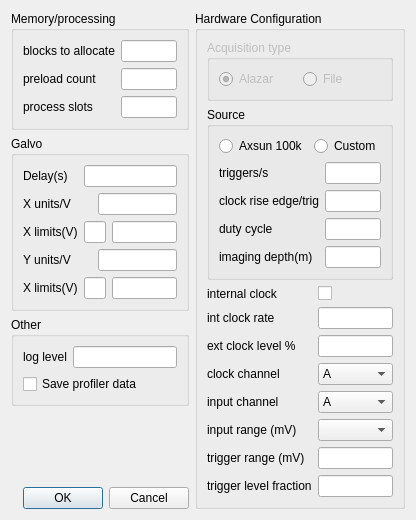
djsperka/vortup, file VtxEngineParamsDialog.ui: the form before one commit.
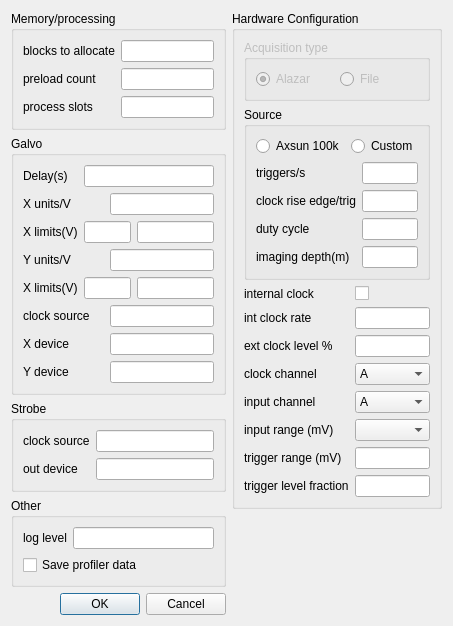
The form after the commit. Custom widgets are drawn as their Qt base class.

Commit message: Add galvo and strobe clock source and output devices to dialog. Already in config file. Closes #18.

The edit to the form file:
```diff
--- a/VtxEngineParamsDialog.ui
+++ b/VtxEngineParamsDialog.ui
@@ -6,8 +6,8 @@
    <rect>
     <x>0</x>
     <y>0</y>
-    <width>416</width>
-    <height>468</height>
+    <width>453</width>
+    <height>568</height>
    </rect>
   </property>
   <property name="windowTitle">
@@ -71,7 +71,7 @@
         <item row="0" column="1" colspan="3">
          <widget class="QLineEdit" name="lineEditGalvoDelay"/>
         </item>
-        <item row="1" column="0" colspan="2">
+        <item row="1" column="0">
          <widget class="QLabel" name="label_4">
           <property name="text">
            <string>X units/V</string>
@@ -125,6 +125,65 @@
           </property>
          </widget>
         </item>
+        <item row="5" column="0" colspan="2">
+         <widget class="QLabel" name="label_7">
+          <property name="text">
+           <string>clock source</string>
+          </property>
+         </widget>
+        </item>
+        <item row="5" column="2" colspan="2">
+         <widget class="QLineEdit" name="lineEditGalvoClockSource"/>
+        </item>
+        <item row="6" column="0">
+         <widget class="QLabel" name="label_8">
+          <property name="text">
+           <string>X device</string>
+          </property>
+         </widget>
+        </item>
+        <item row="6" column="2" colspan="2">
+         <widget class="QLineEdit" name="lineEditGalvoXDevice"/>
+        </item>
+        <item row="7" column="0">
+         <widget class="QLabel" name="label_9">
+          <property name="text">
+           <string>Y device</string>
+          </property>
+         </widget>
+        </item>
+        <item row="7" column="2" colspan="2">
+         <widget class="QLineEdit" name="lineEditGalvoYDevice"/>
+        </item>
+       </layout>
+      </widget>
+     </item>
+     <item>
+      <widget class="QGroupBox" name="groupBox_7">
+       <property name="title">
+        <string>Strobe</string>
+       </property>
+       <layout class="QGridLayout" name="gridLayout_3">
+        <item row="0" column="0">
+         <widget class="QLabel" name="label_19">
+          <property name="text">
+           <string>clock source</string>
+          </property>
+         </widget>
+        </item>
+        <item row="0" column="1">
+         <widget class="QLineEdit" name="lineEditStrobeClockSource"/>
+        </item>
+        <item row="1" column="0">
+         <widget class="QLabel" name="label_20">
+          <property name="text">
+           <string>out device</string>
+          </property>
+         </widget>
+        </item>
+        <item row="1" column="1">
+         <widget class="QLineEdit" name="lineEditStrobeDevice"/>
+        </item>
        </layout>
       </widget>
      </item>
@@ -180,6 +239,8 @@
     </layout>
    </item>
    <item>
+    <layout class="QVBoxLayout" name="verticalLayout_4">
+     <item>
     <widget class="QGroupBox" name="groupBox_3">
      <property name="title">
       <string>Hardware Configuration</string>
@@ -423,6 +484,21 @@
       </item>
      </layout>
     </widget>
+     </item>
+     <item>
+      <spacer name="verticalSpacer_2">
+       <property name="orientation">
+        <enum>Qt::Vertical</enum>
+       </property>
+       <property name="sizeHint" stdset="0">
+        <size>
+         <width>20</width>
+         <height>40</height>
+        </size>
+       </property>
+      </spacer>
+     </item>
+    </layout>
    </item>
   </layout>
  </widget>
```
Lines whose indentation alone changed are shown as unchanged. The commit also changes 2 other files.
